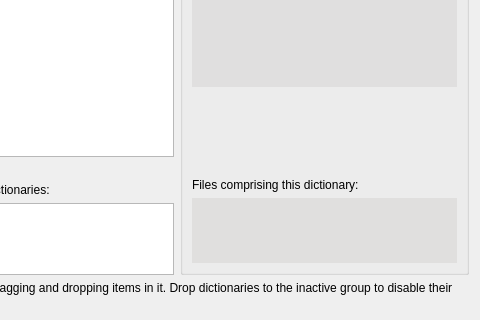
First picture: the form in orderandprops.ui, repository goldendict/goldendict, before the edit; both pictures show x 126 to 606 and y 265 to 585 of the 606 by 585 pixel window.
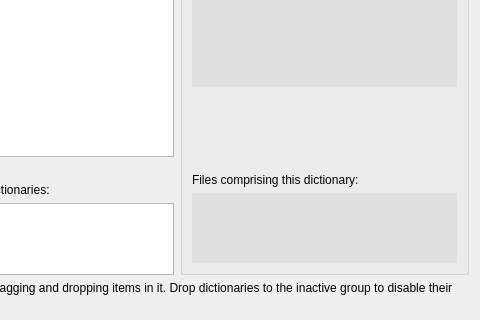
Second picture: the form after the edit. Custom widgets are drawn as their Qt base class.

```diff
--- a/orderandprops.ui
+++ b/orderandprops.ui
@@ -257,13 +257,13 @@
           <property name="minimumSize">
            <size>
             <width>0</width>
-            <height>65</height>
+            <height>70</height>
            </size>
           </property>
           <property name="maximumSize">
            <size>
             <width>16777215</width>
-            <height>65</height>
+            <height>70</height>
            </size>
           </property>
           <property name="palette">
```
